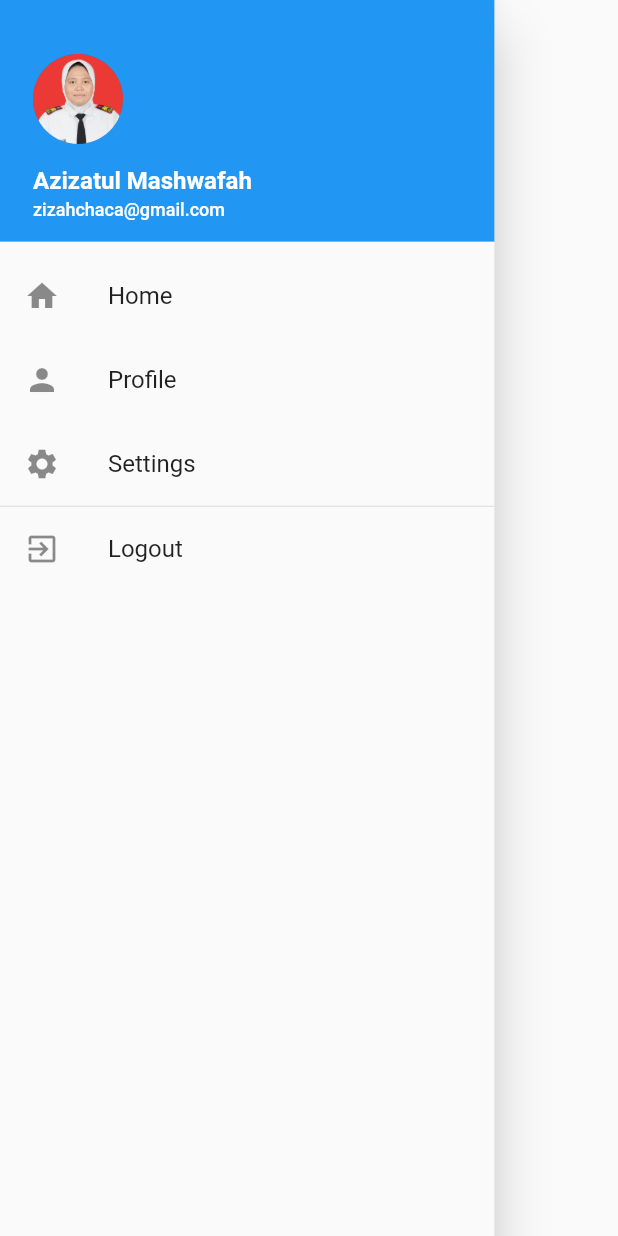
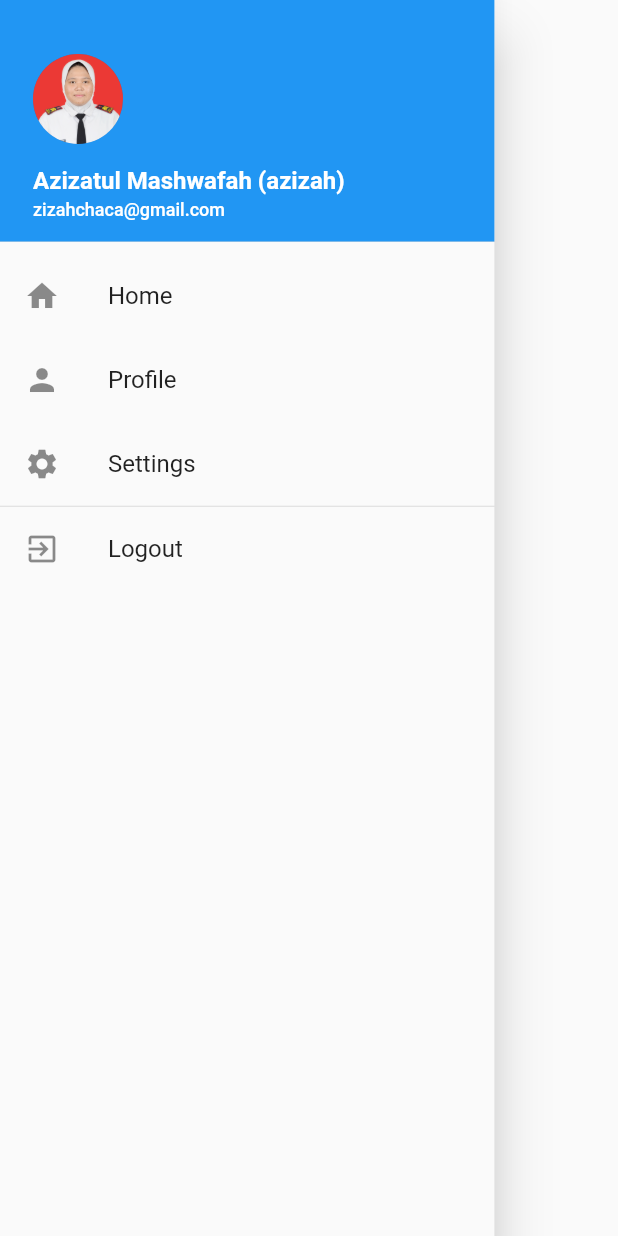
Before and after one commit to azizatulmashwafah2601/E41201583_AZIZATULMASHWAFAH_GITHUBWORKFLOW, a Flutter app: the MyDrawer widget shown alone on an empty page, opened directly with empty values, on a phone screen of 412 x 824 dp. Run offline on Flutter 3.47's test engine with Material 2 defaults, Android fonts, the phone set to English and light mode, and no system bars.

Commit message:
Update file main

```diff
--- a/drawer_widget/lib/main.dart
+++ b/drawer_widget/lib/main.dart
@@ -96,7 +96,7 @@ class MyDrawer extends StatelessWidget {
                       height: 15,
                     ),
                     Text(
-                      'Azizatul Mashwafah',
+                      'Azizatul Mashwafah (azizah)',
                       style: TextStyle(
                         fontSize: 16,
                         fontWeight: FontWeight.w600,
```
